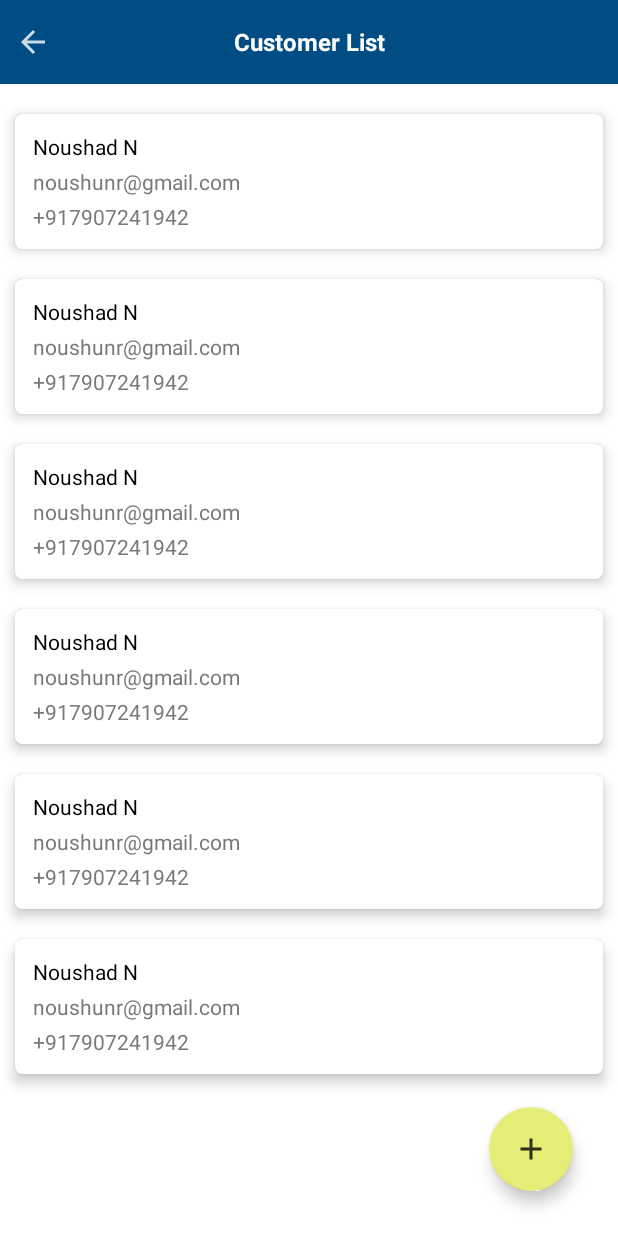
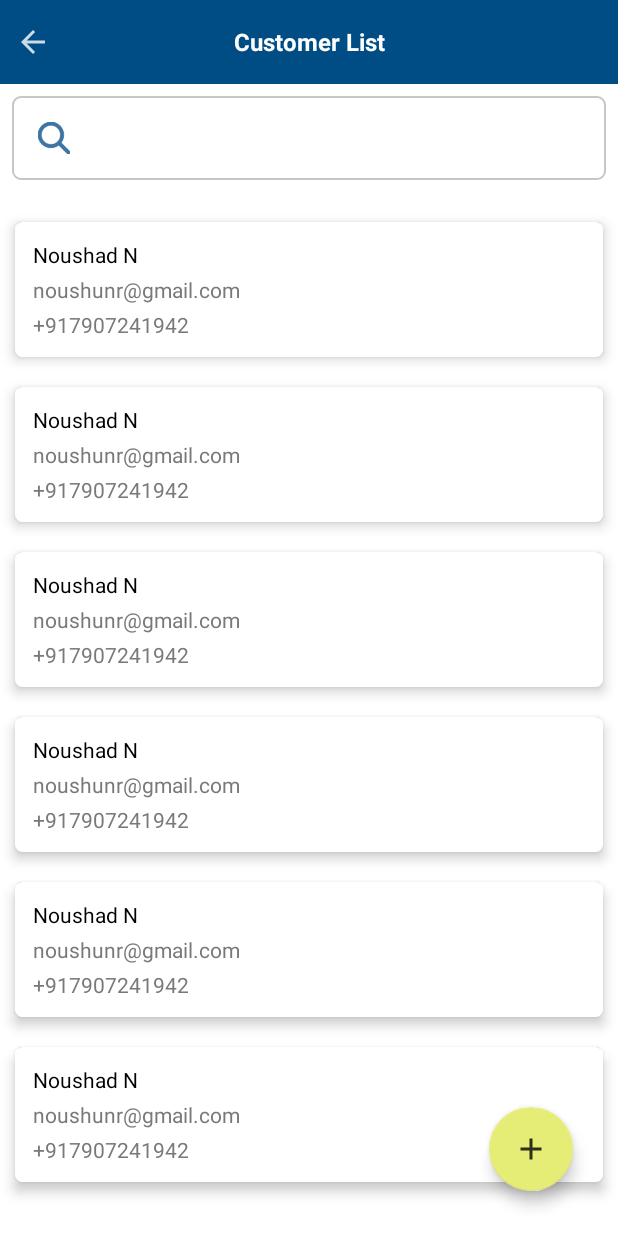
Before and after one commit to noushunr/new_age_sys, an Android app: the layout fragment_customer_list.xml on its own in the app's theme, with its tools: preview values and no code run, on a phone screen of 412 x 824 dp. Run offline under Robolectric (Android 15) with nearby library versions, the phone set to English and light mode, and no system bars.

Commit message:
new commit

```diff
--- a/app/src/main/java/com/bizify/data/network/MyApi.kt
+++ b/app/src/main/java/com/bizify/data/network/MyApi.kt
@@ -50,6 +50,9 @@ interface MyApi {
     @POST("api/Vehicle/AddVehicle")
     suspend fun addVehicle(@Body requestBody: RequestBody,@Header("Authorization") authHeader : String): Response<Vehicles>
 
+    @GET("api/VehicleJoborder/SearchServices")
+    suspend fun getServiceList(@Header("Authorization") authHeader : String): Response<List<Services>>
+
     companion object {
         operator fun invoke(
             context: Context,
--- a/app/src/main/java/com/bizify/data/repositories/AodpListRepositories.kt
+++ b/app/src/main/java/com/bizify/data/repositories/AodpListRepositories.kt
@@ -78,4 +78,8 @@ class AodpListRepositories(
             api.addVehicle(request,"Bearer $token")
         }
     }
+
+    suspend fun getServices(token: String): List<Services> {
+        return apiRequest { api.getServiceList("Bearer $token") }
+    }
 }
--- a/app/src/main/java/com/bizify/ui/fragments/AddCustomerFragment.kt
+++ b/app/src/main/java/com/bizify/ui/fragments/AddCustomerFragment.kt
@@ -154,7 +154,7 @@ class AddCustomerFragment : Fragment(), KodeinAware {
         viewModel.addCustomerResponse.observe(viewLifecycleOwner) {
             if (loading.isShowing)
                 loading.cancel()
-            Toast.makeText(requireContext(), it?.message, Toast.LENGTH_LONG).show()
+            Toast.makeText(requireContext(), it?.message?:"Success", Toast.LENGTH_LONG).show()
             navController.popBackStack()
         }
         return binding.root
--- a/app/src/main/java/com/bizify/ui/fragments/AddVehicleFragment.kt
+++ b/app/src/main/java/com/bizify/ui/fragments/AddVehicleFragment.kt
@@ -157,7 +157,7 @@ class AddVehicleFragment : Fragment()  , KodeinAware {
         viewModel.addVehicles.observe(viewLifecycleOwner){
             if (loading.isShowing)
                 loading.cancel()
-            Toast.makeText(requireContext(),it?.message, Toast.LENGTH_LONG).show()
+            Toast.makeText(requireContext(),it?.message?:"Success", Toast.LENGTH_LONG).show()
             navController.popBackStack()
         }
         return binding.root
--- a/app/src/main/java/com/bizify/ui/viewmodel/MainViewModel.kt
+++ b/app/src/main/java/com/bizify/ui/viewmodel/MainViewModel.kt
@@ -31,6 +31,7 @@ class MainViewModel(private val repository: AodpListRepositories) : ViewModel()
     var addCustomerResponse = MutableLiveData<Customers>()
     var addVehicles = MutableLiveData<Vehicles>()
     var jobOrders = MutableLiveData<List<CreateJobResponse>>()
+    var services  = MutableLiveData<List<Services>>()
     suspend fun getList(){
         try {
             val response = repository.getList(
@@ -100,4 +101,9 @@ class MainViewModel(private val repository: AodpListRepositories) : ViewModel()
         var response = repository.getJobOrders(token)
         jobOrders.postValue(response)
     }
+
+    suspend fun getServiceList(token: String){
+        var response = repository.getServices(token)
+        services.postValue(response)
+    }
 }
--- a/app/src/main/java/com/bizify/utils/AppConstants.kt
+++ b/app/src/main/java/com/bizify/utils/AppConstants.kt
@@ -4,4 +4,4 @@ package com.bizify.utils
  * Created by Noushad N on 05-06-2022.
  */
 //const val BASE_API_URL = "https://api.nasa.gov/planetary/"
-const val BASE_URL = "http://13.126.196.135/"
+const val BASE_URL = "http://3.87.213.2:80/"
--- a/app/src/main/java/com/bizify/utils/SessionUtils.kt
+++ b/app/src/main/java/com/bizify/utils/SessionUtils.kt
@@ -53,5 +53,5 @@ class SessionUtils {
     }
 
     val BASE_URL: String?
-        get() = preferences!!.getString("base_url", "http://13.126.196.135/")
+        get() = preferences!!.getString("base_url", "http://3.87.213.2:80/")
 }
--- /dev/null
+++ b/app/src/main/res/drawable-anydpi/ic_close.xml
@@ -0,0 +1,11 @@
+<vector xmlns:android="http://schemas.android.com/apk/res/android"
+    android:width="24dp"
+    android:height="24dp"
+    android:viewportWidth="24"
+    android:viewportHeight="24"
+    android:tint="#33B5E5"
+    android:alpha="0.8">
+  <path
+      android:fillColor="@android:color/white"
+      android:pathData="M19,6.41L17.59,5 12,10.59 6.41,5 5,6.41 10.59,12 5,17.59 6.41,19 12,13.41 17.59,19 19,17.59 13.41,12z"/>
+</vector>
--- a/app/src/main/res/layout/fragment_customer_list.xml
+++ b/app/src/main/res/layout/fragment_customer_list.xml
@@ -1,7 +1,7 @@
 <?xml version="1.0" encoding="utf-8"?>
 <layout xmlns:android="http://schemas.android.com/apk/res/android"
-    xmlns:tools="http://schemas.android.com/tools"
-    xmlns:app="http://schemas.android.com/apk/res-auto">
+    xmlns:app="http://schemas.android.com/apk/res-auto"
+    xmlns:tools="http://schemas.android.com/tools">
 
     <RelativeLayout
         android:layout_width="match_parent"
@@ -19,14 +19,15 @@
             app:layout_constraintTop_toTopOf="parent">
 
             <ImageView
+                android:id="@+id/iv_back"
                 android:layout_width="wrap_content"
                 android:layout_height="match_parent"
-                android:id="@+id/iv_back"
-                android:src="@drawable/ic_back"
+                android:layout_centerVertical="true"
                 android:padding="@dimen/dimen10dp"
-                android:layout_centerVertical="true">
+                android:src="@drawable/ic_back">
 
             </ImageView>
+
             <TextView
                 android:layout_width="match_parent"
                 android:layout_height="match_parent"
@@ -41,27 +42,45 @@
             </TextView>
         </RelativeLayout>
 
+        <androidx.appcompat.widget.SearchView
+            android:id="@+id/idSV"
+            android:layout_width="match_parent"
+            android:layout_height="wrap_content"
+            android:layout_below="@+id/app_bar"
+            android:layout_margin="8dp"
+            android:background="@drawable/edit_text_bg"
+
+            android:padding="4dp"
+            android:queryHint="Search"
+            android:visibility="visible"
+            app:closeIcon="@drawable/ic_close"
+            app:queryBackground="@android:color/transparent"
+            app:searchIcon="@drawable/ic_search_new"
+            android:iconifiedByDefault="false">
+
+        </androidx.appcompat.widget.SearchView>
 
         <androidx.recyclerview.widget.RecyclerView
             android:id="@+id/rv_list"
             android:layout_width="match_parent"
             android:layout_height="match_parent"
-            android:layout_below="@+id/app_bar"
+            android:layout_below="@+id/idSV"
+            android:layout_marginTop="@dimen/dimen10dp"
             android:nestedScrollingEnabled="false"
-            android:layout_marginTop="@dimen/dimen10dp"
             android:scrollbars="none"
             app:layoutManager="androidx.recyclerview.widget.LinearLayoutManager"
             tools:itemCount="10"
             tools:listitem="@layout/item_customer">
 
         </androidx.recyclerview.widget.RecyclerView>
+
         <ProgressBar
+            android:id="@+id/progress_circular"
             style="?android:attr/progressBarStyleLarge"
-            android:id="@+id/progress_circular"
             android:layout_width="wrap_content"
             android:layout_height="wrap_content"
+            android:layout_centerInParent="true"
             android:layout_gravity="center"
-            android:layout_centerInParent="true"
             android:indeterminate="true"
             android:visibility="gone" />
 
```
Also changed, not shown: app/src/main/java/com/bizify/data/model/Services.kt (added, +16 -0 lines), app/src/main/java/com/bizify/ui/adapter/CustomerAdapter.kt (+37 -4 lines), app/src/main/java/com/bizify/ui/fragments/AddNewJobFragment.kt (+58 -2 lines), app/src/main/java/com/bizify/ui/fragments/CustomerListFragment.kt (+21 -3 lines), app/src/main/res/layout/fragment_add_new_job.xml (+16 -1 lines), app/src/main/res/drawable-hdpi/ic_close.png (added), app/src/main/res/drawable-mdpi/ic_close.png (added), app/src/main/res/drawable-xhdpi/ic_close.png (added), app/src/main/res/drawable-xxhdpi/ic_close.png (added), 38 other files.
